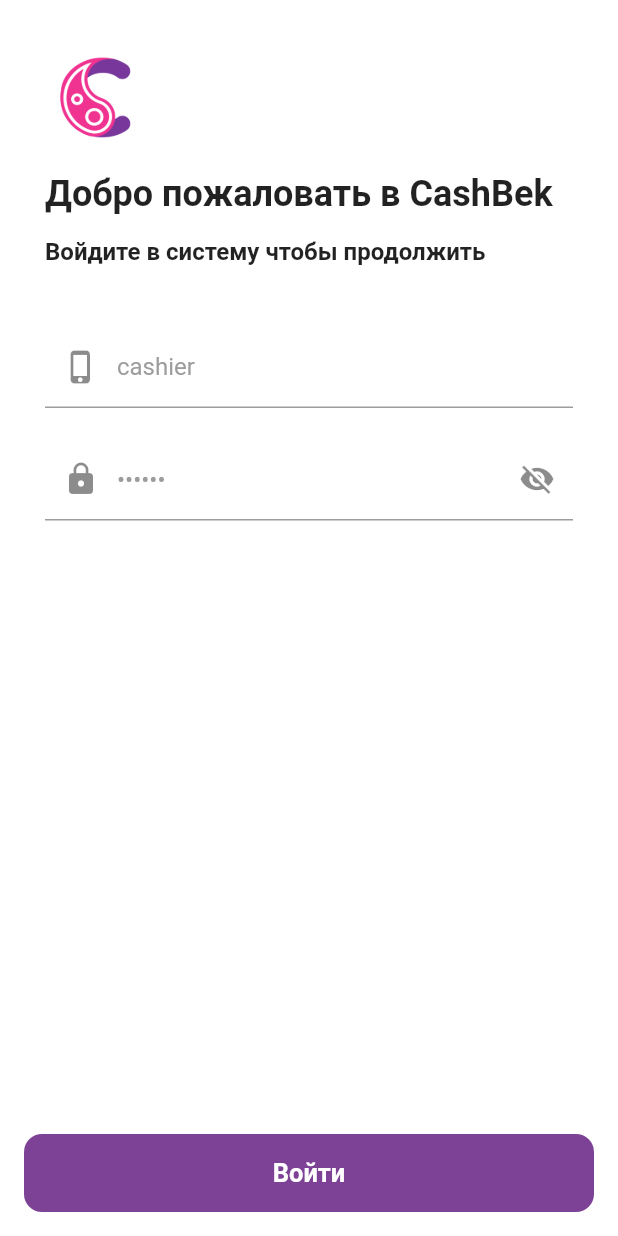
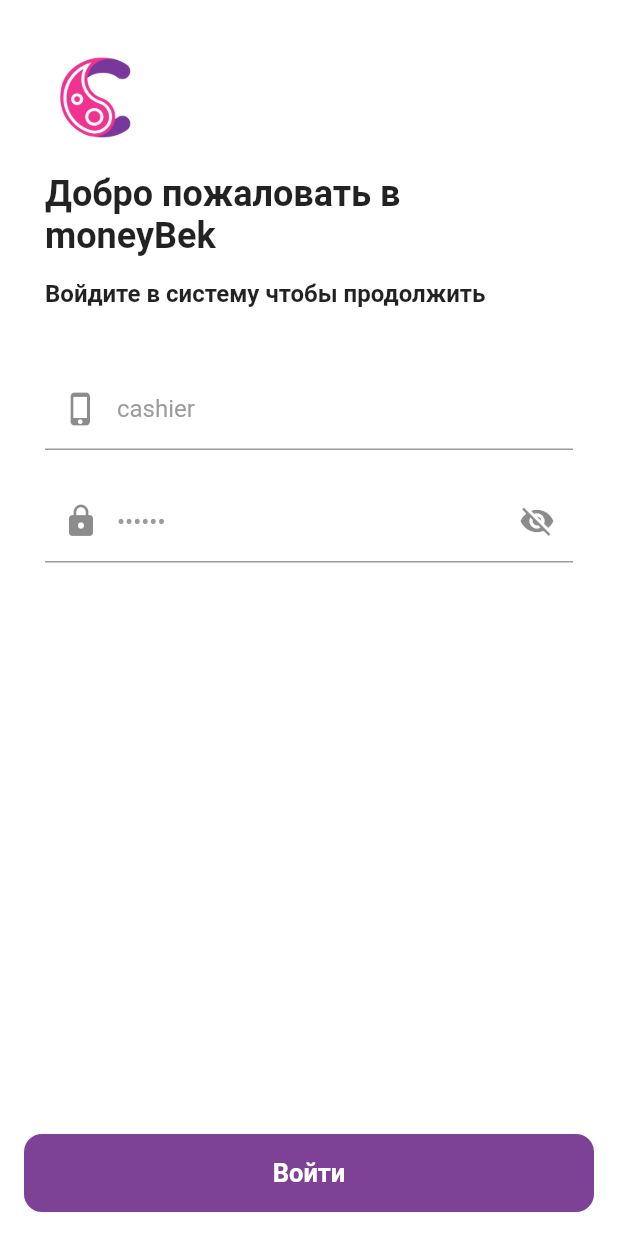
Before and after one commit to AkhmedovSH/cashback, a Flutter app: the screen it shows after launch, on a phone screen of 412 x 824 dp. Run offline on Flutter 3.47's test engine with Material 2 defaults, Android fonts, the phone set to English and light mode, and no system bars; our stand-ins replace dio, get, shared_preferences; missing offline and left inert: simple_moment.

Commit message:
some fix

```diff
--- a/lib/helpers/api.dart
+++ b/lib/helpers/api.dart
@@ -1,7 +1,4 @@
-import 'dart:convert';
-
 import 'package:dio/dio.dart';
-import 'package:get/get.dart';
 import 'package:shared_preferences/shared_preferences.dart';
 
 const hostUrl = "https://cabinet.cashbek.uz";
--- a/lib/pages/auth/login.dart
+++ b/lib/pages/auth/login.dart
@@ -56,7 +56,7 @@ class _LoginState extends State<Login> {
               Container(
                 margin: const EdgeInsets.only(bottom: 15),
                 child: const Text(
-                  'Добро пожаловать в CashBek',
+                  'Добро пожаловать в moneyBek',
                   style: TextStyle(fontWeight: FontWeight.bold, fontSize: 24),
                 ),
               ),
--- a/lib/pages/auth/selectAccessPos.dart
+++ b/lib/pages/auth/selectAccessPos.dart
@@ -58,10 +58,11 @@ class _SelectAccessPosState extends State<SelectAccessPos> {
               Container(
                 margin: const EdgeInsets.only(bottom: 10),
                 child: Text(
-                  'Выберите кассу для входа',
+                  'Выберите торговую точку для входа',
                   style: TextStyle(color: white, fontSize: 18, fontWeight: FontWeight.w500),
                 ),
               ),
+              const SizedBox(height: 15),
               for (var i = 0; i < accessPos.length; i++)
                 Column(
                   children: [
--- a/lib/pages/home/cheques.dart
+++ b/lib/pages/home/cheques.dart
@@ -1,5 +1,3 @@
-import 'dart:async';
-
 import 'package:flutter/material.dart';
 import 'package:intl/intl.dart';
 
--- a/lib/pages/home/dashboard.dart
+++ b/lib/pages/home/dashboard.dart
@@ -56,7 +56,7 @@ class _DashboardState extends State<Dashboard> {
         backgroundColor: Colors.white,
         // elevation: 0,
         title: const Text(
-          'CashBek',
+          'moneyBek',
           style: TextStyle(color: Colors.black),
         ),
         centerTitle: true,
--- a/lib/pages/home/index.dart
+++ b/lib/pages/home/index.dart
@@ -1,6 +1,5 @@
 import 'dart:convert';
 import 'package:flutter/material.dart';
-import 'package:get/get.dart';
 import 'package:shared_preferences/shared_preferences.dart';
 
 import 'package:cashback/helpers/api.dart';
--- a/lib/pages/splash.dart
+++ b/lib/pages/splash.dart
@@ -33,9 +33,8 @@ class _SplashState extends State<Splash> {
       backgroundColor: Color(0xFF7D4196),
       body: Center(
           child: Text(
-        'CashBek',
-        style: TextStyle(
-            fontSize: 30, color: Colors.white, fontWeight: FontWeight.bold),
+        'moneyBek',
+        style: TextStyle(fontSize: 30, color: Colors.white, fontWeight: FontWeight.bold),
       )),
     );
   }
```
Also changed, not shown: lib/main.dart (+8 -61 lines), 2 other files.
